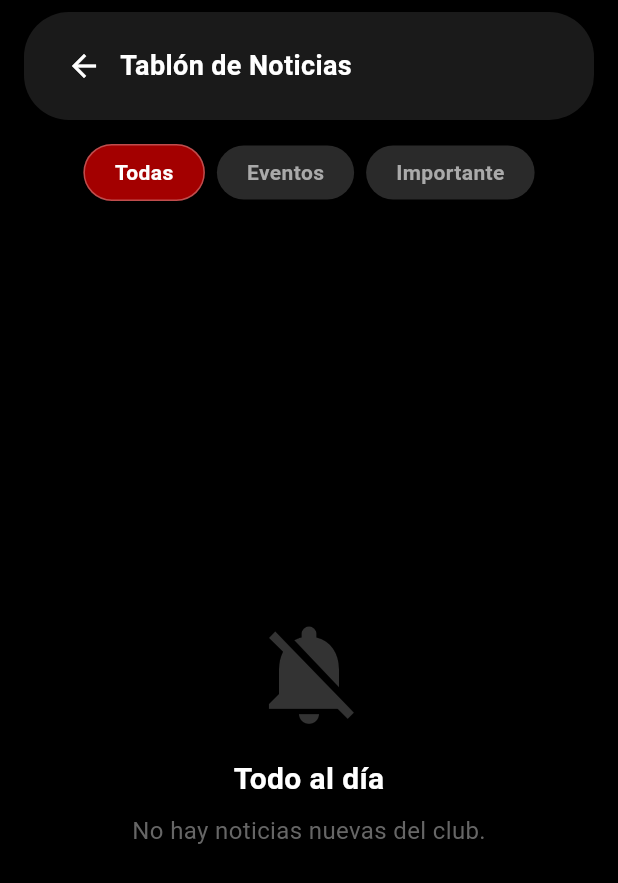
After one commit to Javip01/the_ring_private_flutter, a Flutter app: the NewsScreen screen opened directly, on a phone screen of 412 x 824 dp. The commit adds this screen. Shown: the top 883 px of the screen. Run offline on Flutter 3.47's test engine with Material 3 defaults, Android fonts, the phone set to English and light mode, and no system bars; our stand-ins replace firebase_auth, firebase_core, firebase_database, qr_flutter; missing offline and left inert: mobile_scanner; accounts and stored records are empty.

Commit message:
pre-fase

```diff
--- /dev/null
+++ b/lib/screens/news_screen.dart
@@ -0,0 +1,157 @@
+import 'package:flutter/material.dart';
+import 'package:firebase_database/firebase_database.dart';
+
+class NewsScreen extends StatefulWidget {
+  const NewsScreen({super.key});
+
+  @override
+  State<NewsScreen> createState() => _NewsScreenState();
+}
+
+class _NewsScreenState extends State<NewsScreen> {
+  String _filtroActual = 'Todas';
+  List<Map<dynamic, dynamic>> _noticias = [];
+  bool _isLoading = true;
+
+  @override
+  void initState() {
+    super.initState();
+    // Escucha el nodo "Noticias" de Firebase de forma global
+    FirebaseDatabase.instance.ref("Noticias").onValue.listen((event) {
+      if (!mounted) return;
+      final data = event.snapshot.value as Map<dynamic, dynamic>?;
+      if (data != null) {
+        final List<Map<dynamic, dynamic>> tempList = [];
+        data.forEach((key, value) => tempList.add({...value, 'id': key}));
+        // Ordenar por fecha (las más recientes primero)
+        tempList.sort((a, b) => (b['timestamp'] ?? 0).compareTo(a['timestamp'] ?? 0));
+        setState(() {
+          _noticias = tempList;
+          _isLoading = false;
+        });
+      } else {
+        setState(() {
+          _noticias = [];
+          _isLoading = false;
+        });
+      }
+    });
+  }
+
+  @override
+  Widget build(BuildContext context) {
+    // Aplicar filtros locales
+    final noticiasFiltradas = _filtroActual == 'Todas'
+        ? _noticias
+        : _noticias.where((n) => n['tipo'] == _filtroActual).toList();
+
+    return Scaffold(
+      backgroundColor: Colors.black,
+      body: SafeArea(
+        child: Column(
+          children: [
+            // --- CABECERA PÍLDORA (Como en tu XML) ---
+            Container(
+              margin: const EdgeInsets.fromLTRB(16, 8, 16, 16),
+              padding: const EdgeInsets.symmetric(horizontal: 16, vertical: 12),
+              decoration: BoxDecoration(color: const Color(0xFF1A1A1A), borderRadius: BorderRadius.circular(30), boxShadow: const [BoxShadow(color: Colors.black54, blurRadius: 12)]),
+              child: Row(
+                children: [
+                  IconButton(icon: const Icon(Icons.arrow_back, color: Colors.white), onPressed: () => Navigator.pop(context)),
+                  const Expanded(child: Text('Tablón de Noticias', style: TextStyle(color: Colors.white, fontSize: 18, fontWeight: FontWeight.bold))),
+                ],
+              ),
+            ),
+
+            // --- FILTROS (CHIPS) ---
+            SingleChildScrollView(
+              scrollDirection: Axis.horizontal,
+              padding: const EdgeInsets.symmetric(horizontal: 16),
+              child: Row(
+                children: [
+                  _buildFiltro('Todas'),
+                  const SizedBox(width: 8),
+                  _buildFiltro('Eventos'),
+                  const SizedBox(width: 8),
+                  _buildFiltro('Importante'),
+                ],
+              ),
+            ),
+            const SizedBox(height: 16),
+
+            // --- LISTA DE NOTICIAS O ESTADO VACÍO ---
+            Expanded(
+              child: _isLoading
+                  ? const Center(child: CircularProgressIndicator(color: Color(0xFFA30000)))
+                  : noticiasFiltradas.isEmpty
+                  ? _buildEmptyState()
+                  : ListView.builder(
+                padding: const EdgeInsets.symmetric(horizontal: 16, vertical: 8),
+                itemCount: noticiasFiltradas.length,
+                itemBuilder: (context, index) {
+                  final item = noticiasFiltradas[index];
+                  return _buildNoticiaCard(item);
+                },
+              ),
+            ),
+          ],
+        ),
+      ),
+    );
+  }
+
+  Widget _buildFiltro(String titulo) {
+    bool activo = _filtroActual == titulo;
+    return GestureDetector(
+      onTap: () => setState(() => _filtroActual = titulo),
+      child: Container(
+        padding: const EdgeInsets.symmetric(horizontal: 20, vertical: 8),
+        decoration: BoxDecoration(
+          color: activo ? const Color(0xFFA30000) : const Color(0xFF2A2A2A),
+          borderRadius: BorderRadius.circular(20),
+          border: activo ? Border.all(color: Colors.white30, width: 1) : null,
+        ),
+        child: Text(titulo, style: TextStyle(color: activo ? Colors.white : const Color(0xFFAAAAAA), fontWeight: FontWeight.bold)),
+      ),
+    );
+  }
+
+  Widget _buildNoticiaCard(Map item) {
+    bool esImportante = item['tipo'] == 'Importante';
+    return Container(
+      margin: const EdgeInsets.only(bottom: 16),
+      padding: const EdgeInsets.all(16),
+      decoration: BoxDecoration(color: const Color(0xFF1A1A1A), borderRadius: BorderRadius.circular(16), border: esImportante ? Border.all(color: const Color(0xFFA30000), width: 1) : null),
+      child: Row(
+        crossAxisAlignment: CrossAxisAlignment.start,
+        children: [
+          Icon(esImportante ? Icons.warning_rounded : Icons.info, color: esImportante ? const Color(0xFFA30000) : Colors.white54, size: 30),
+          const SizedBox(width: 16),
+          Expanded(
+            child: Column(
+              crossAxisAlignment: CrossAxisAlignment.start,
+              children: [
+                Text(item['titulo'] ?? 'Sin título', style: const TextStyle(color: Colors.white, fontSize: 16, fontWeight: FontWeight.bold)),
+                const SizedBox(height: 4),
+                Text(item['mensaje'] ?? '', style: const TextStyle(color: Color(0xFFCCCCCC), fontSize: 14)),
+              ],
+            ),
+          ),
+        ],
+      ),
+    );
+  }
+
+  Widget _buildEmptyState() {
+    return Column(
+      mainAxisAlignment: MainAxisAlignment.center,
+      children: const [
+        Icon(Icons.notifications_off, size: 80, color: Color(0xFF333333)),
+        SizedBox(height: 16),
+        Text('Todo al día', style: TextStyle(color: Colors.white, fontSize: 20, fontWeight: FontWeight.bold)),
+        SizedBox(height: 8),
+        Text('No hay noticias nuevas del club.', style: TextStyle(color: Color(0xFF666666), fontSize: 16)),
+      ],
+    );
+  }
+}
```
Also changed, not shown: lib/screens/global_chat_screen.dart (added, +195 -0 lines), lib/screens/home_screen.dart (+16 -17 lines), lib/screens/staff_chat_screen.dart (added, +187 -0 lines).
